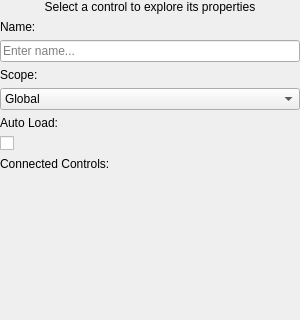
Above: Gems/AudioSystem/Code/Source/Editor/InspectorPanel.ui from Zee2401/o3de before the change; both pictures show x 0 to 300 and y 0 to 320 of the 300 by 490 pixel window. Below: the same form after it.
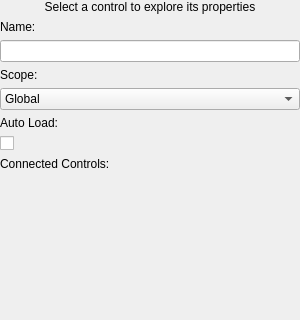
That is the form after the change. Custom widgets are drawn as their Qt base class.

Commit message: 🎨 Palette: Standardize ATLControlsResourceDialog search filter (Surgical)

The edit to the form file:
```diff
--- a/Gems/AudioSystem/Code/Source/Editor/InspectorPanel.ui
+++ b/Gems/AudioSystem/Code/Source/Editor/InspectorPanel.ui
@@ -123,15 +123,6 @@
            <verstretch>0</verstretch>
           </sizepolicy>
          </property>
-         <property name="accessibleName">
-          <string>Control Name</string>
-         </property>
-         <property name="placeholderText">
-          <string>Enter name...</string>
-         </property>
-         <property name="clearButtonEnabled">
-          <bool>true</bool>
-         </property>
         </widget>
        </item>
        <item row="2" column="0">
```
Left out of the diff: 3 changed lines with no effect on the pictures. The commit also changes 2 other files.
